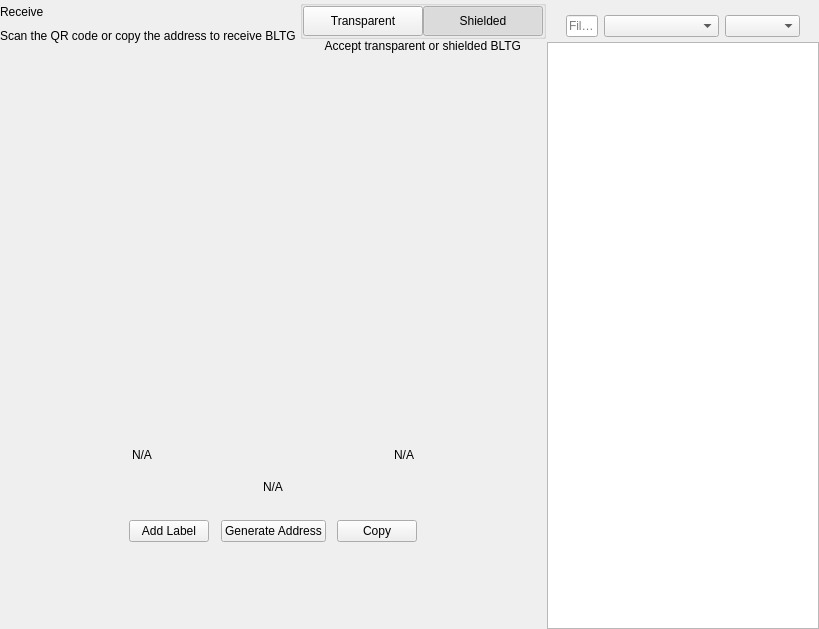
Qt form src/qt/bltg/forms/receivewidget.ui (minerric/BLTG) before a commit.
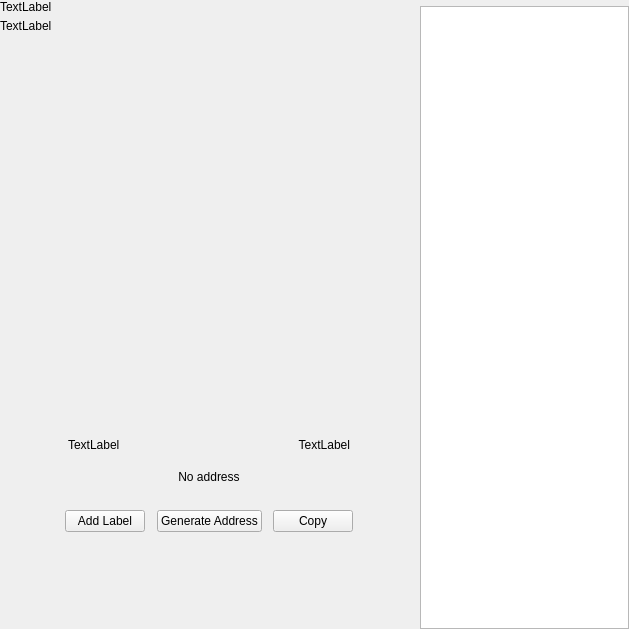
The same form after that commit. Custom widgets are drawn as their Qt base class.

Patch:
```diff
--- a/src/qt/bltg/forms/receivewidget.ui
+++ b/src/qt/bltg/forms/receivewidget.ui
@@ -6,7 +6,7 @@
    <rect>
     <x>0</x>
     <y>0</y>
-    <width>819</width>
+    <width>629</width>
     <height>629</height>
    </rect>
   </property>
@@ -71,14 +71,14 @@
             <item>
              <widget class="QLabel" name="labelTitle">
               <property name="text">
-               <string>Receive</string>
+               <string>TextLabel</string>
               </property>
              </widget>
             </item>
             <item alignment="Qt::AlignTop">
              <widget class="QLabel" name="labelSubtitle1">
               <property name="text">
-               <string>Scan the QR code or copy the address to receive BLTG</string>
+               <string>TextLabel</string>
               </property>
              </widget>
             </item>
@@ -97,120 +97,6 @@
             </property>
            </spacer>
           </item>
-          <item>
-           <widget class="QWidget" name="containerViewPrivacyChecks" native="true">
-            <layout class="QVBoxLayout" name="containerPrivacyChecks">
-             <property name="spacing">
-              <number>0</number>
-             </property>
-             <property name="leftMargin">
-              <number>0</number>
-             </property>
-             <property name="topMargin">
-              <number>0</number>
-             </property>
-             <property name="rightMargin">
-              <number>0</number>
-             </property>
-             <property name="bottomMargin">
-              <number>0</number>
-             </property>
-             <item alignment="Qt::AlignHCenter|Qt::AlignVCenter">
-              <widget class="QGroupBox" name="groupBox">
-               <property name="title">
-                <string/>
-               </property>
-               <layout class="QHBoxLayout" name="horizontalLayout_2_1">
-                <property name="spacing">
-                 <number>0</number>
-                </property>
-                <property name="leftMargin">
-                 <number>0</number>
-                </property>
-                <property name="topMargin">
-                 <number>0</number>
-                </property>
-                <property name="rightMargin">
-                 <number>0</number>
-                </property>
-                <property name="bottomMargin">
-                 <number>0</number>
-                </property>
-                <item>
-                 <widget class="QPushButton" name="pushLeft">
-                  <property name="minimumSize">
-                   <size>
-                    <width>120</width>
-                    <height>30</height>
-                   </size>
-                  </property>
-                  <property name="maximumSize">
-                   <size>
-                    <width>120</width>
-                    <height>30</height>
-                   </size>
-                  </property>
-                  <property name="focusPolicy">
-                   <enum>Qt::NoFocus</enum>
-                  </property>
-                  <property name="text">
-                   <string>Transparent</string>
-                  </property>
-                  <property name="checkable">
-                   <bool>true</bool>
-                  </property>
-                  <property name="autoExclusive">
-                   <bool>true</bool>
-                  </property>
-                 </widget>
-                </item>
-                <item>
-                 <widget class="QPushButton" name="pushRight">
-                  <property name="minimumSize">
-                   <size>
-                    <width>120</width>
-                    <height>30</height>
-                   </size>
-                  </property>
-                  <property name="maximumSize">
-                   <size>
-                    <width>120</width>
-                    <height>30</height>
-                   </size>
-                  </property>
-                  <property name="focusPolicy">
-                   <enum>Qt::NoFocus</enum>
-                  </property>
-                  <property name="text">
-                   <string>Shielded</string>
-                  </property>
-                  <property name="checkable">
-                   <bool>true</bool>
-                  </property>
-                  <property name="checked">
-                   <bool>true</bool>
-                  </property>
-                  <property name="autoExclusive">
-                   <bool>true</bool>
-                  </property>
-                 </widget>
-                </item>
-               </layout>
-              </widget>
-             </item>
-             <item alignment="Qt::AlignHCenter|Qt::AlignTop">
-              <widget class="QLabel" name="labelSubtitle2">
-               <property name="text">
-                <string>Accept transparent or shielded BLTG</string>
-               </property>
-               <property name="alignment">
-                <set>Qt::AlignRight|Qt::AlignTrailing|Qt::AlignVCenter</set>
-               </property>
-              </widget>
-             </item>
-            </layout>
-           </widget>
-          </item>
          </layout>
         </item>
         <item>
@@ -304,7 +190,7 @@
               <item>
                <widget class="QLabel" name="labelLabel">
                 <property name="text">
-                 <string notr="true">N/A</string>
+                 <string>TextLabel</string>
                 </property>
                </widget>
               </item>
@@ -324,7 +210,7 @@
               <item>
                <widget class="QLabel" name="labelDate">
                 <property name="text">
-                 <string notr="true">N/A</string>
+                 <string>TextLabel</string>
                 </property>
                 <property name="alignment">
                  <set>Qt::AlignRight|Qt::AlignTrailing|Qt::AlignVCenter</set>
@@ -349,7 +235,7 @@
               </size>
              </property>
              <property name="text">
-              <string notr="true">N/A</string>
+              <string>No address</string>
              </property>
              <property name="alignment">
               <set>Qt::AlignCenter</set>
@@ -498,100 +384,6 @@
           </item>
          </layout>
         </item>
-        <item>
-         <widget class="QWidget" name="sortWidget" native="true">
-          <layout class="QHBoxLayout" name="horizontalLayout_6">
-           <property name="leftMargin">
-            <number>19</number>
-           </property>
-           <property name="rightMargin">
-            <number>19</number>
-           </property>
-           <property name="bottomMargin">
-            <number>5</number>
-           </property>
-           <item>
-            <widget class="QLineEdit" name="lineEditFilter">
-             <property name="sizePolicy">
-              <sizepolicy hsizetype="Expanding" vsizetype="Fixed">
-               <horstretch>0</horstretch>
-               <verstretch>0</verstretch>
-              </sizepolicy>
-             </property>
-             <property name="minimumSize">
-              <size>
-               <width>0</width>
-               <height>0</height>
-              </size>
-             </property>
-             <property name="contextMenuPolicy">
-              <enum>Qt::DefaultContextMenu</enum>
-             </property>
-             <property name="acceptDrops">
-              <bool>false</bool>
-             </property>
-             <property name="maxLength">
-              <number>40</number>
-             </property>
-             <property name="placeholderText">
-              <string>Filter</string>
-             </property>
-            </widget>
-           </item>
-           <item>
-            <spacer name="horizontalSpacer_3">
-             <property name="orientation">
-              <enum>Qt::Horizontal</enum>
-             </property>
-             <property name="sizeType">
-              <enum>QSizePolicy::Preferred</enum>
-             </property>
-             <property name="sizeHint" stdset="0">
-              <size>
-               <width>20</width>
-               <height>20</height>
-              </size>
-             </property>
-            </spacer>
-           </item>
-           <item>
-            <widget class="QComboBox" name="comboBoxSort">
-             <property name="sizePolicy">
-              <sizepolicy hsizetype="Preferred" vsizetype="Fixed">
-               <horstretch>0</horstretch>
-               <verstretch>0</verstretch>
-              </sizepolicy>
-             </property>
-             <property name="minimumSize">
-              <size>
-               <width>115</width>
-               <height>0</height>
-              </size>
-             </property>
-            </widget>
-           </item>
-           <item>
-            <widget class="QComboBox" name="comboBoxSortOrder">
-             <property name="sizePolicy">
-              <sizepolicy hsizetype="Preferred" vsizetype="Fixed">
-               <horstretch>0</horstretch>
-               <verstretch>0</verstretch>
-              </sizepolicy>
-             </property>
-             <property name="minimumSize">
-              <size>
-               <width>75</width>
-               <height>0</height>
-              </size>
-             </property>
-            </widget>
-           </item>
-          </layout>
-          <zorder>comboBoxSort</zorder>
-          <zorder>comboBoxSortOrder</zorder>
-          <zorder>lineEditFilter</zorder>
-         </widget>
-        </item>
         <item>
          <widget class="QListView" name="listViewAddress"/>
         </item>
```
Left out of the diff: 2 changed lines with no effect on the pictures.
